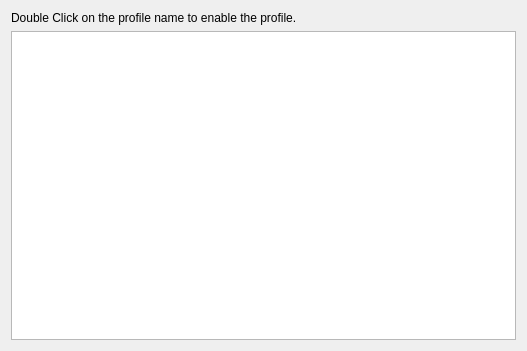
The window that src/settings/scheduleprofile.ui (baduhai/Koi) describes before a commit, drawn with Qt 5.
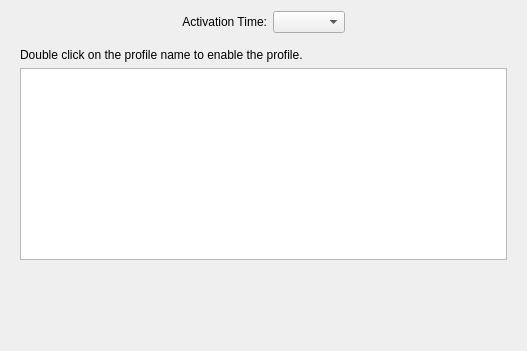
The same window after the commit.

Commit message: update the profile view when a new profile is added

Patch:
```diff
--- a/src/settings/scheduleprofile.ui
+++ b/src/settings/scheduleprofile.ui
@@ -16,15 +16,80 @@
   <layout class="QGridLayout" name="gridLayout_2">
    <item row="0" column="0">
     <layout class="QGridLayout" name="gridLayout">
-     <item row="0" column="0">
-      <widget class="QLabel" name="label">
+     <item row="0" column="1">
+      <widget class="QLabel" name="label_2">
        <property name="text">
-        <string>Double Click on the profile name to enable the profile.</string>
+        <string>Activation Time:</string>
        </property>
+       <property name="alignment">
+        <set>Qt::AlignRight|Qt::AlignTrailing|Qt::AlignVCenter</set>
+       </property>
       </widget>
      </item>
-     <item row="1" column="0">
-      <widget class="QTableView" name="profleTimeView"/>
+     <item row="1" column="0" colspan="4">
+      <widget class="QStackedWidget" name="stackedWidget">
+       <widget class="QWidget" name="customTimePage">
+        <layout class="QGridLayout" name="gridLayout_4">
+         <item row="0" column="0">
+          <layout class="QGridLayout" name="gridLayout_3">
+           <item row="0" column="0">
+            <widget class="QLabel" name="label">
+             <property name="text">
+              <string>Double click on the profile name to enable the profile.</string>
+             </property>
+            </widget>
+           </item>
+           <item row="1" column="0">
+            <widget class="QTableView" name="profleTimeView"/>
+           </item>
+           <item row="2" column="0">
+            <spacer name="verticalSpacer">
+             <property name="orientation">
+              <enum>Qt::Vertical</enum>
+             </property>
+             <property name="sizeHint" stdset="0">
+              <size>
+               <width>20</width>
+               <height>40</height>
+              </size>
+             </property>
+            </spacer>
+           </item>
+          </layout>
+         </item>
+        </layout>
+       </widget>
+       <widget class="QWidget" name="page_2"/>
+      </widget>
+     </item>
+     <item row="0" column="2">
+      <widget class="QComboBox" name="schedTypeBox"/>
+     </item>
+     <item row="0" column="3">
+      <spacer name="horizontalSpacer_2">
+       <property name="orientation">
+        <enum>Qt::Horizontal</enum>
+       </property>
+       <property name="sizeHint" stdset="0">
+        <size>
+         <width>40</width>
+         <height>20</height>
+        </size>
+       </property>
+      </spacer>
+     </item>
+     <item row="0" column="0">
+      <spacer name="horizontalSpacer">
+       <property name="orientation">
+        <enum>Qt::Horizontal</enum>
+       </property>
+       <property name="sizeHint" stdset="0">
+        <size>
+         <width>40</width>
+         <height>20</height>
+        </size>
+       </property>
+      </spacer>
      </item>
     </layout>
    </item>
```
The commit also changes 8 other files.
